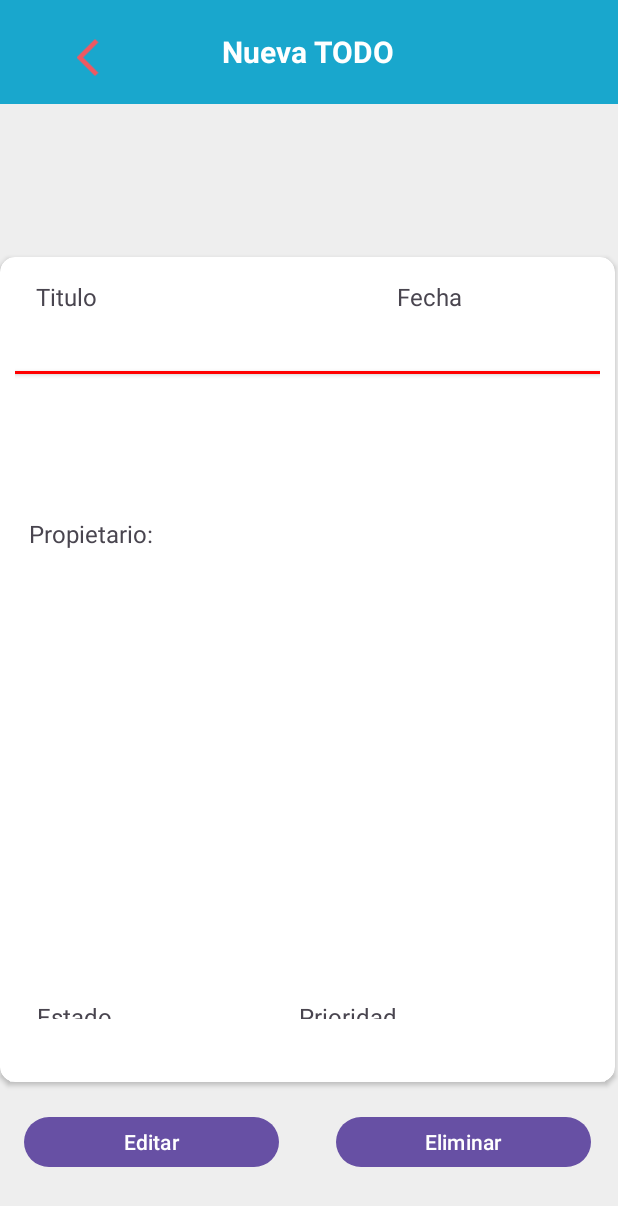
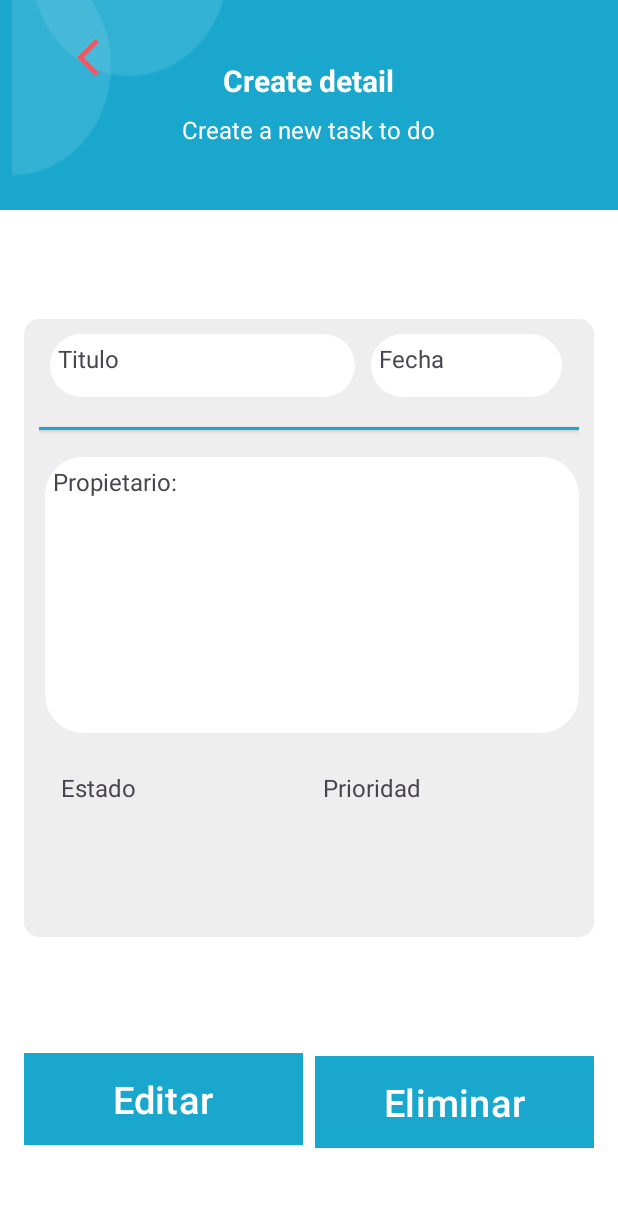
Before and after one commit to Heroslaver-tech/TodoProyect, an Android app: the FragmentDetails screen opened through its navigation route, on a phone screen of 412 x 824 dp. Shown: the top 1206 px of the screen. Run offline under Robolectric (Android 15) with nearby library versions, the phone set to English and light mode, and no system bars; our stand-ins replace data binding; 4 statements that could not run were skipped.

Commit message:
interfaz de datalle

```diff
--- a/app/src/main/res/drawable/bg_cuadrado.xml
+++ b/app/src/main/res/drawable/bg_cuadrado.xml
@@ -1,10 +1,10 @@
-<?xml version="1.0" encoding="utf-8"?>
+<!-- bg_rounded_edit_text.xml -->
 <selector xmlns:android="http://schemas.android.com/apk/res/android">
+
     <item android:state_enabled="true">
         <shape android:shape="rectangle">
-            <solid android:color="@android:color/transparent"/> <!-- Usa un color transparente -->
-            <corners android:radius="5dp"/> <!-- Cambia a 0dp para hacerlo rectangular -->
-            <stroke android:color="@color/black" android:width="1.5dp"/>
+            <solid android:color="@android:color/white"/> <!-- Usa un color transparente -->
+            <corners android:radius="25dp"/> <!-- Cambia a 0dp para hacerlo rectangular -->
         </shape>
     </item>
 </selector>
--- a/app/src/main/res/layout/fragment_details.xml
+++ b/app/src/main/res/layout/fragment_details.xml
@@ -2,15 +2,15 @@
 <androidx.constraintlayout.widget.ConstraintLayout xmlns:android="http://schemas.android.com/apk/res/android"
     xmlns:app="http://schemas.android.com/apk/res-auto"
     xmlns:tools="http://schemas.android.com/tools"
-    android:background="@color/backgroundMain"
+    android:background="@color/white"
     android:layout_width="match_parent"
     android:layout_height="match_parent">
 
     <androidx.appcompat.widget.Toolbar
         android:id="@+id/toolbar"
         android:layout_width="match_parent"
-        android:layout_height="69dp"
-        android:background="@drawable/custom_toolbar"
+        android:layout_height="140dp"
+        android:background="@color/blue"
         app:contentInsetLeft="0dp"
         app:contentInsetStart="0dp"
         app:contentInsetStartWithNavigation="0dp"
@@ -19,10 +19,40 @@
         app:layout_constraintTop_toTopOf="parent"
         app:title="">
 
-
         <RelativeLayout
             android:layout_width="match_parent"
-            android:layout_height="match_parent">
+            android:layout_height="match_parent"
+            tools:layout_editor_absoluteY="1dp">
+
+            <TextView
+                android:id="@+id/toolbar_title"
+                android:layout_width="wrap_content"
+                android:layout_height="wrap_content"
+                android:layout_centerHorizontal="true"
+                android:layout_marginTop="40dp"
+                android:text="Create detail"
+                android:textColor="@android:color/white"
+                android:textSize="20sp"
+                android:textStyle="bold" />
+
+            <TextView
+                android:id="@+id/toolbar_subtitle"
+                android:layout_width="wrap_content"
+                android:layout_height="wrap_content"
+                android:layout_below="@id/toolbar_title"
+                android:layout_centerHorizontal="true"
+                android:layout_marginTop="8dp"
+                android:text="Create a new task to do"
+                android:textColor="@android:color/white"
+                android:textSize="16sp" />
+
+            <ImageView
+                android:id="@+id/toolbar_balls"
+                android:layout_width="wrap_content"
+                android:layout_height="145dp"
+                android:layout_alignParentTop="true"
+                android:layout_marginTop="-5dp"
+                android:src="@drawable/bumbles" />
 
             <ImageView
                 android:id="@+id/toolbar_icon"
@@ -35,75 +65,62 @@
                 android:layout_toStartOf="@+id/toolbar_title"
                 android:padding="16dp"
                 android:src="@drawable/ic_back" />
-
-            <TextView
-                android:id="@+id/toolbar_title"
-                android:layout_width="wrap_content"
-                android:layout_height="wrap_content"
-                android:layout_centerInParent="true"
-                android:text="Nueva TODO"
-                android:textColor="@android:color/white"
-                android:textStyle="bold"
-                android:textSize="20sp" />
-
         </RelativeLayout>
-
     </androidx.appcompat.widget.Toolbar>
-
 
     <androidx.cardview.widget.CardView
         android:id="@+id/cvPetEdit"
-        android:layout_width="410dp"
-        android:layout_height="550dp"
-        android:layout_gravity="center"
+        android:layout_width="0dp"
+        android:layout_height="0dp"
+        android:layout_margin="16dp"
         android:backgroundTint="@color/white"
         android:elevation="8dp"
         android:foreground="?selectableItemBackground"
         app:cardCornerRadius="10dp"
-        app:layout_constraintBottom_toBottomOf="parent"
+        app:layout_constraintBottom_toTopOf="@id/BtnEditar"
         app:layout_constraintEnd_toEndOf="parent"
-        app:layout_constraintHeight_percent="0.4"
-        app:layout_constraintHorizontal_bias="0.0"
+        app:layout_constraintHeight_percent="0.5"
         app:layout_constraintStart_toStartOf="parent"
         app:layout_constraintTop_toBottomOf="@+id/toolbar"
-        app:layout_constraintVertical_bias="0.497"
+        app:layout_constraintVertical_bias="0.0"
         tools:ignore="MissingConstraints">
 
         <androidx.constraintlayout.widget.ConstraintLayout
-
             android:layout_width="match_parent"
-            android:layout_height="518dp"
+            android:layout_height="match_parent"
+            android:background="@color/backgroundMain"
             android:padding="10dp">
 
             <TextView
                 android:id="@+id/tvTituloMos"
                 android:layout_width="203dp"
                 android:layout_height="42dp"
+                android:background="@drawable/bg_edit_text"
                 android:padding="5dp"
                 android:text="Titulo"
                 android:textSize="16sp"
                 app:layout_constraintEnd_toEndOf="parent"
                 app:layout_constraintHorizontal_bias="0.048"
                 app:layout_constraintStart_toStartOf="parent"
-                tools:layout_editor_absoluteY="16dp" />
+                app:layout_constraintTop_toTopOf="parent" />
 
             <View
                 android:id="@+id/view"
                 android:layout_width="match_parent"
                 android:layout_height="2dp"
-                android:layout_marginTop="24dp"
-                android:background="#FF0000"
+                android:layout_marginTop="20dp"
+                android:background="@color/blue"
                 android:elevation="2dp"
                 app:layout_constraintTop_toBottomOf="@+id/tvTituloMos"
                 tools:layout_editor_absoluteX="10dp" />
 
-
             <TextView
                 android:id="@+id/tvDescriptionMost"
-                android:layout_width="380dp"
-                android:layout_height="294dp"
+                android:layout_width="match_parent"
+                android:layout_height="184dp"
                 android:layout_marginStart="4dp"
-                android:layout_marginTop="92dp"
+                android:layout_marginTop="20dp"
+                android:background="@drawable/bg_cuadrado"
                 android:padding="5dp"
                 android:text="Propietario:"
                 android:textSize="16sp"
@@ -114,20 +131,21 @@
                 android:id="@+id/tvFechaMos"
                 android:layout_width="127dp"
                 android:layout_height="42dp"
+                android:background="@drawable/bg_edit_text"
                 android:padding="5dp"
                 android:text="Fecha"
                 android:textSize="16sp"
                 app:layout_constraintEnd_toEndOf="parent"
                 app:layout_constraintHorizontal_bias="0.95"
                 app:layout_constraintStart_toStartOf="parent"
-                tools:layout_editor_absoluteY="16dp" />
+                app:layout_constraintTop_toTopOf="parent" />
 
             <TextView
                 android:id="@+id/tvPrioridad"
-                android:layout_width="193dp"
+                android:layout_width="150dp"
                 android:layout_height="40dp"
                 android:layout_marginStart="184dp"
-                android:layout_marginTop="28dp"
+                android:layout_marginTop="20dp"
                 android:padding="5dp"
                 android:text="Prioridad"
                 android:textSize="16sp"
@@ -141,7 +159,7 @@
                 android:layout_width="152dp"
                 android:layout_height="40dp"
                 android:layout_marginStart="4dp"
-                android:layout_marginTop="28dp"
+                android:layout_marginTop="20dp"
                 android:padding="5dp"
                 android:text="Estado"
                 android:textSize="16sp"
@@ -151,31 +169,38 @@
                 app:layout_constraintStart_toStartOf="parent"
                 app:layout_constraintTop_toBottomOf="@+id/tvDescriptionMost"
                 app:layout_constraintVertical_bias="0.0" />
-
         </androidx.constraintlayout.widget.ConstraintLayout>
     </androidx.cardview.widget.CardView>
 
-    <Button
+    <com.google.android.material.button.MaterialButton
         android:id="@+id/BtnEditar"
-        android:layout_width="170dp"
-        android:layout_height="41dp"
+        android:layout_width="0dp"
+        android:layout_height="69dp"
         android:layout_marginStart="16dp"
+        android:layout_marginEnd="8dp"
+        android:backgroundTint="@color/blue"
         android:text="Editar"
+        android:textSize="25sp"
+        app:cornerRadius="0dp"
         app:layout_constraintBottom_toBottomOf="parent"
+        app:layout_constraintEnd_toStartOf="@+id/btn"
         app:layout_constraintStart_toStartOf="parent"
         app:layout_constraintTop_toBottomOf="@+id/cvPetEdit"
         app:layout_constraintVertical_bias="0.32" />
 
-    <Button
+    <com.google.android.material.button.MaterialButton
         android:id="@+id/btn"
-        android:layout_width="170dp"
-        android:layout_height="41dp"
-        android:layout_marginStart="224dp"
+        android:layout_width="0dp"
+        android:layout_height="69dp"
+        android:layout_marginEnd="16dp"
+        android:backgroundTint="@color/blue"
         android:text="Eliminar"
+        android:textSize="25sp"
+        app:cornerRadius="0dp"
         app:layout_constraintBottom_toBottomOf="parent"
-        app:layout_constraintStart_toStartOf="parent"
+        app:layout_constraintEnd_toEndOf="parent"
+        app:layout_constraintStart_toEndOf="@+id/BtnEditar"
         app:layout_constraintTop_toBottomOf="@+id/cvPetEdit"
-        app:layout_constraintVertical_bias="0.32" />
-
+        app:layout_constraintVertical_bias="0.581" />
 
 </androidx.constraintlayout.widget.ConstraintLayout>
```
